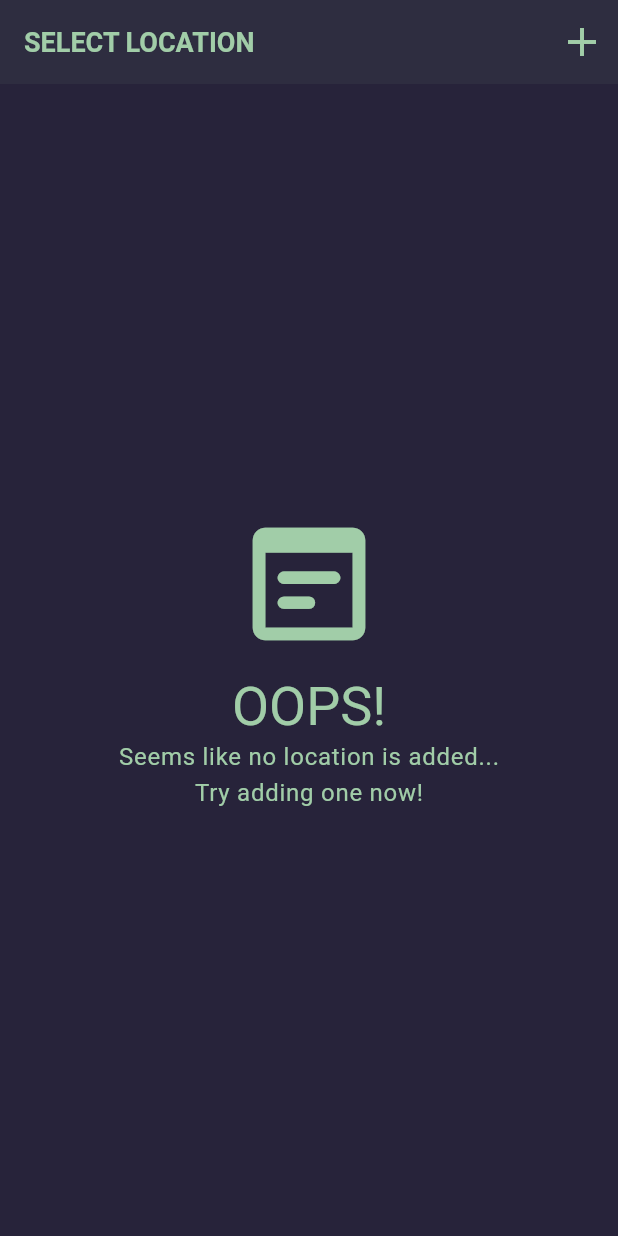
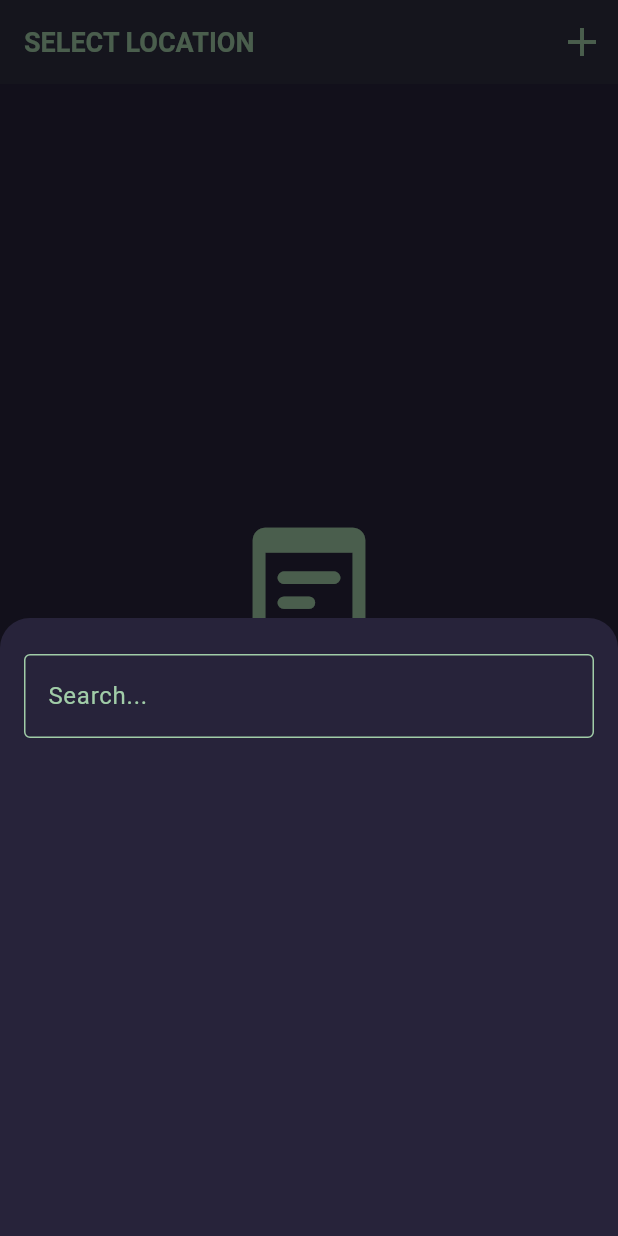
Before and after one commit to DawidWit/flutter_weather_app, a Flutter app: the screen it shows after launch, after a tap on the "add" icon, on a phone screen of 412 x 824 dp. Run offline on Flutter 3.47's test engine with Material 3 defaults, Android fonts, the light colour scheme and no system bars; our stand-ins replace flutter_dotenv, loading_animation_widget, shared_preferences.

Commit message:
added geolocation api, expanding new location, changed Location class

```diff
--- a/flutter_weather_project/lib/models/location.dart
+++ b/flutter_weather_project/lib/models/location.dart
@@ -1,32 +1,39 @@
 class Location {
+  String fullLocationName;
   String locationName;
   double latitude;
   double longitude;
-  String country;
+  String countryCode;
   bool isFavourite;
 
   Location({
+    required this.fullLocationName,
     required this.locationName,
-    required this.country,
+    required this.countryCode,
     required this.latitude,
     required this.longitude,
-  }) : isFavourite = false;
+    this.isFavourite = false,
+  });
 
   factory Location.fromJson(Map<String, dynamic> json) {
     return Location(
-      locationName: json['name'],
-      country: json['country'],
+      fullLocationName: json['fullLocationName'],
+      locationName: json["locationName"],
+      countryCode: json['countryCode'],
       latitude: json['latitude'],
       longitude: json['longitude'],
+      isFavourite: json['isFavourite'] ?? false,
     );
   }
 
   Map<String, dynamic> toJson() {
     return {
-      'locationName': locationName,
+      'fullLocationName': fullLocationName,
       'latitude': latitude,
       'longitude': longitude,
-      'country': country,
+      "locationName": locationName,
+      'countryCode': countryCode,
+      'isFavourite': isFavourite,
     };
   }
 }
--- /dev/null
+++ b/flutter_weather_project/lib/screens/new_location.dart
@@ -0,0 +1,91 @@
+import 'dart:async';
+import 'package:flutter/material.dart';
+import 'package:flutter_weather_project/models/location.dart';
+import 'package:flutter_weather_project/services/geolocation_service.dart';
+
+class NewLocationForm extends StatefulWidget {
+  const NewLocationForm({super.key});
+
+  @override
+  State<NewLocationForm> createState() => _NewLocationFormState();
+}
+
+class _NewLocationFormState extends State<NewLocationForm> {
+  final TextEditingController _textController = TextEditingController();
+
+  Timer? _debounce;
+
+  bool _isError = false;
+
+  List<Location> _foundLocations = [];
+
+  @override
+  void dispose() {
+    _debounce?.cancel();
+    _textController.dispose();
+    super.dispose();
+  }
+
+  void _onChangeText(String value) {
+    if (_debounce?.isActive ?? false) _debounce!.cancel();
+    if (value.isEmpty) return;
+    _isError = false;
+    _debounce = Timer(const Duration(milliseconds: 850), () async {
+      final res = await GeolocationService.getLocationSearchResult(value);
+      setState(() {
+        if (res == null) {
+          _isError = true;
+        } else {
+          _foundLocations = res;
+        }
+      });
+    });
+  }
+
+  @override
+  Widget build(BuildContext context) {
+    return DraggableScrollableSheet(
+      expand: false,
+      builder: (context, scrollController) {
+        return SafeArea(
+          child: Container(
+            decoration: BoxDecoration(
+              color: Theme.of(context).canvasColor,
+              borderRadius: const BorderRadius.vertical(
+                top: Radius.circular(20),
+              ),
+            ),
+            child: Padding(
+              padding: EdgeInsets.only(
+                top: 24,
+                left: 16,
+                right: 16,
+                bottom: MediaQuery.of(context).viewInsets.bottom + 16,
+              ),
+              child: Column(
+                mainAxisSize: MainAxisSize.min,
+                children: [
+                  TextField(
+                    decoration: InputDecoration(hintText: "Search..."),
+                    onChanged: (String value) => _onChangeText(value),
+                  ),
+                  const SizedBox(height: 6),
+                  Expanded(
+                    child: ListView.builder(
+                      shrinkWrap: true,
+                      itemCount: _foundLocations.length,
+                      itemBuilder: (context, index) {
+                        Location loc = _foundLocations[index];
+                        return Text(loc.fullLocationName);
+                      },
+                    ),
+                  ),
+                ],
+              ),
+            ),
+          ),
+        );
+      },
+    );
+  }
+}
--- a/flutter_weather_project/lib/screens/no_locations_screen/no_locations_screen.dart
+++ b/flutter_weather_project/lib/screens/no_locations_screen/no_locations_screen.dart
@@ -1,7 +1,16 @@
 import 'package:flutter/material.dart';
+import 'package:flutter_weather_project/screens/new_location.dart';
 
 class NoLocationsScreen extends StatelessWidget {
   const NoLocationsScreen({super.key});
+
+  void _showAddForm(BuildContext context) {
+    showModalBottomSheet(
+      isScrollControlled: true,
+      context: context,
+      builder: (context) => NewLocationForm(),
+    );
+  }
 
   @override
   Widget build(BuildContext context) {
@@ -12,7 +21,12 @@ class NoLocationsScreen extends StatelessWidget {
           'SELECT LOCATION',
           style: Theme.of(context).textTheme.titleLarge,
         ),
-        actions: [IconButton(onPressed: () {}, icon: Icon(Icons.add))],
+        actions: [
+          IconButton(
+            onPressed: () => _showAddForm(context),
+            icon: Icon(Icons.add),
+          ),
+        ],
       ),
       body: Center(
         child: Column(
--- a/flutter_weather_project/pubspec.yaml
+++ b/flutter_weather_project/pubspec.yaml
@@ -39,6 +39,7 @@ dependencies:
   provider: ^6.1.4
   loading_animation_widget: ^1.3.0
   permission_handler: ^12.0.0+1
+  http: ^1.3.0
 
 dev_dependencies:
   flutter_test:
```
Also changed, not shown: flutter_weather_project/lib/services/geolocation_service.dart (added, +38 -0 lines), flutter_weather_project/pubspec.lock.
